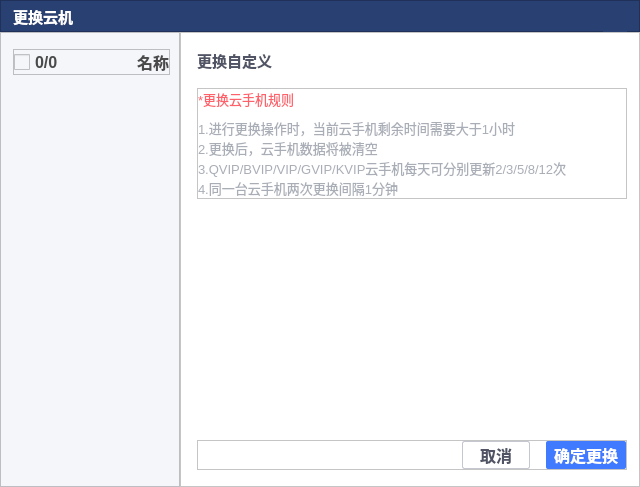
First picture: the form in replacecloudphonedialog.ui, repository ZhouMei20220810/TEST, before the edit.
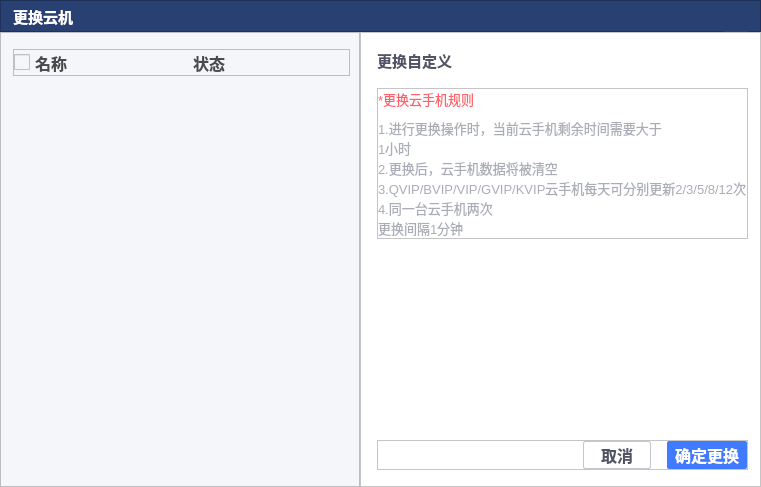
Second picture: the form after the edit. Icons and pictures are not drawn.

Commit message: 批量更换云机，目前只有返回失败的状态

What changed in the file:
```diff
--- a/replacecloudphonedialog.ui
+++ b/replacecloudphonedialog.ui
@@ -352,9 +352,15 @@
     <layout class="QHBoxLayout" name="horizontalLayout">
      <item>
       <widget class="QFrame" name="frame_3">
+       <property name="minimumSize">
+        <size>
+         <width>360</width>
+         <height>0</height>
+        </size>
+       </property>
        <property name="maximumSize">
         <size>
-         <width>180</width>
+         <width>360</width>
          <height>16777215</height>
         </size>
        </property>
@@ -455,47 +461,72 @@
 </string>
              </property>
              <property name="text">
-              <string>0/0</string>
-             </property>
-            </widget>
-           </item>
-           <item>
-            <spacer name="horizontalSpacer_2">
-             <property name="orientation">
-              <enum>Qt::Horizontal</enum>
-             </property>
-             <property name="sizeHint" stdset="0">
-              <size>
-               <width>71</width>
-               <height>20</height>
-              </size>
-             </property>
-            </spacer>
-           </item>
-           <item>
-            <widget class="QLabel" name="label_5">
-             <property name="font">
-              <font>
-               <pointsize>12</pointsize>
-               <bold>true</bold>
-              </font>
-             </property>
-             <property name="styleSheet">
-              <string notr="true">color:#4A4A4A</string>
-             </property>
-             <property name="text">
               <string>名称</string>
              </property>
+            </widget>
+           </item>
+           <item>
+            <spacer name="horizontalSpacer_4">
+             <property name="orientation">
+              <enum>Qt::Horizontal</enum>
+             </property>
+             <property name="sizeHint" stdset="0">
+              <size>
+               <width>122</width>
+               <height>20</height>
+              </size>
+             </property>
+            </spacer>
+           </item>
+           <item>
+            <widget class="QLabel" name="label_6">
+             <property name="font">
+              <font>
+               <pointsize>12</pointsize>
+               <bold>true</bold>
+              </font>
+             </property>
+             <property name="styleSheet">
+              <string notr="true">color:#4A4A4A</string>
+             </property>
+             <property name="text">
+              <string>状态</string>
+             </property>
              <property name="alignment">
               <set>Qt::AlignRight|Qt::AlignTrailing|Qt::AlignVCenter</set>
              </property>
             </widget>
            </item>
+           <item>
+            <spacer name="horizontalSpacer_2">
+             <property name="orientation">
+              <enum>Qt::Horizontal</enum>
+             </property>
+             <property name="sizeHint" stdset="0">
+              <size>
+               <width>122</width>
+               <height>20</height>
+              </size>
+             </property>
+            </spacer>
+           </item>
           </layout>
          </widget>
         </item>
         <item>
          <widget class="QListWidget" name="listWidget">
+          <property name="minimumSize">
+           <size>
+            <width>0</width>
+            <height>0</height>
+           </size>
+          </property>
+          <property name="maximumSize">
+           <size>
+            <width>16777215</width>
+            <height>16777215</height>
+           </size>
+          </property>
           <property name="styleSheet">
            <string notr="true">border:none;</string>
           </property>
@@ -594,10 +625,12 @@
               <string notr="true">color:#A9ADB6;</string>
              </property>
              <property name="text">
-              <string>1.进行更换操作时，当前云手机剩余时间需要大于1小时
+              <string>1.进行更换操作时，当前云手机剩余时间需要大于
+1小时
 2.更换后，云手机数据将被清空
 3.QVIP/BVIP/VIP/GVIP/KVIP云手机每天可分别更新2/3/5/8/12次
-4.同一台云手机两次更换间隔1分钟</string>
+4.同一台云手机两次
+更换间隔1分钟</string>
              </property>
             </widget>
            </item>
```
The commit also changes 2 other files.
